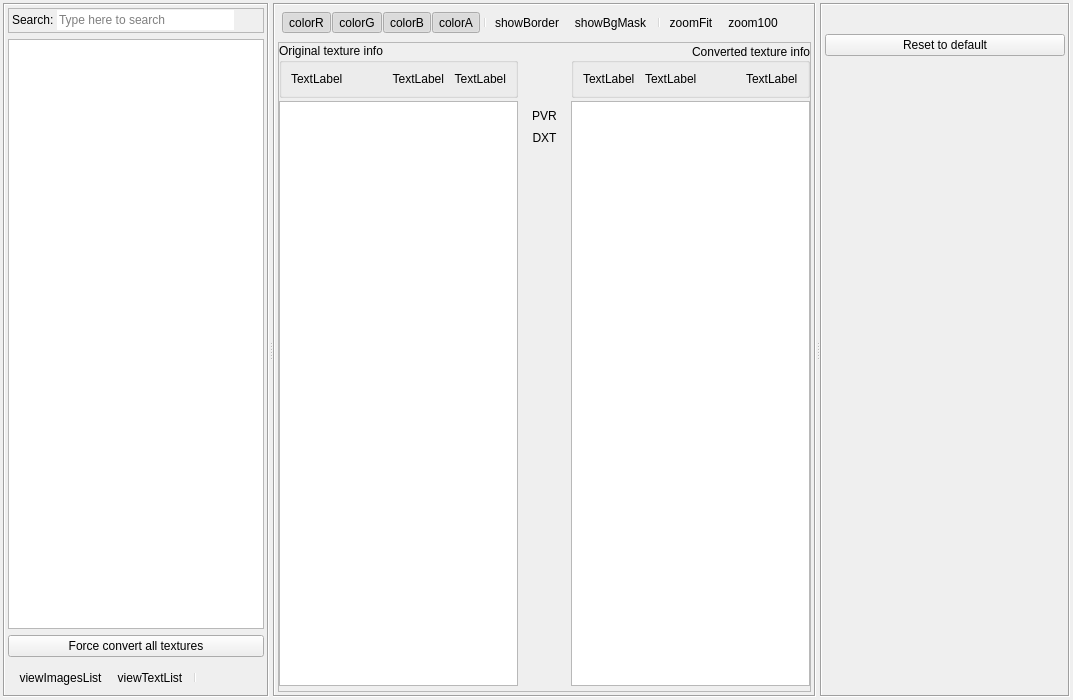
The window that Tools/ResourceEditor/DataQt/texturebrowser.ui (xaoctech/dava.engine) describes before a commit, drawn with Qt 5.
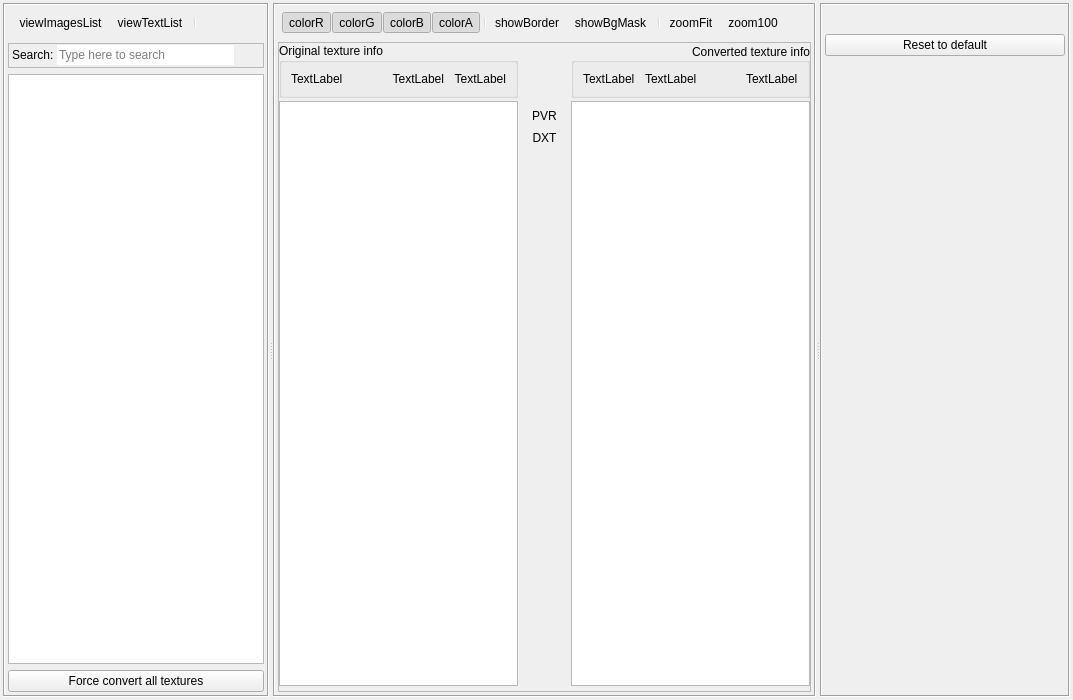
The same window after the commit. Icons and pictures are not drawn. Custom widgets are drawn as their Qt base class.

Commit message: [DF-731] Texture browser tool panel moved top.

What changed in the file:
```diff
--- a/Tools/ResourceEditor/DataQt/texturebrowser.ui
+++ b/Tools/ResourceEditor/DataQt/texturebrowser.ui
@@ -67,6 +67,19 @@
        <property name="margin">
         <number>3</number>
        </property>
+       <item>
+        <widget class="QToolBar" name="textureListToolbar">
+         <property name="iconSize">
+          <size>
+           <width>16</width>
+           <height>16</height>
+          </size>
+         </property>
+         <addaction name="actionViewImagesList"/>
+         <addaction name="actionViewTextList"/>
+         <addaction name="separator"/>
+        </widget>
+       </item>
        <item>
         <widget class="QFrame" name="frame_5">
          <property name="sizePolicy">
@@ -181,19 +194,6 @@
          </property>
         </widget>
        </item>
-       <item>
-        <widget class="QToolBar" name="textureListToolbar">
-         <property name="iconSize">
-          <size>
-           <width>16</width>
-           <height>16</height>
-          </size>
-         </property>
-         <addaction name="actionViewImagesList"/>
-         <addaction name="actionViewTextList"/>
-         <addaction name="separator"/>
-        </widget>
-       </item>
       </layout>
      </widget>
      <widget class="QSplitter" name="splitterH">
```
Left out of the diff: 1 changed line with no effect on the pictures.
